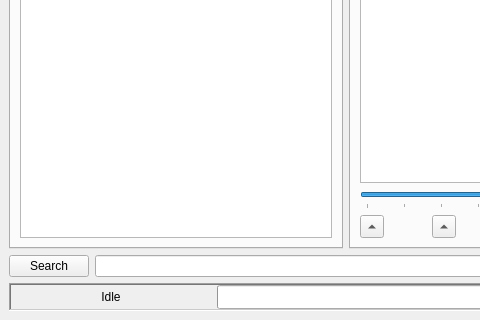
Before: the Qt Designer form ui/editor.ui in asuffield/ef-editor, drawn with Qt 5; both pictures show x 0 to 480 and y 280 to 600 of the 800 by 600 pixel window.
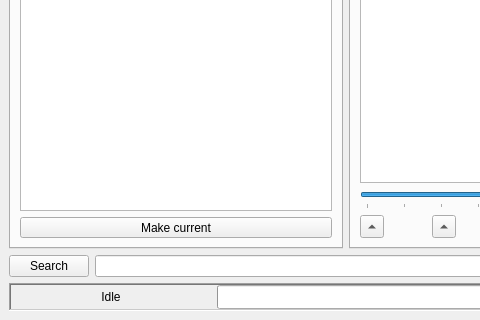
After: the same form once the commit is applied. The open tabs and pages were chosen to show the change.

Commit message: Hook up the last filters, and image history

Patch:
```diff
--- a/ui/editor.ui
+++ b/ui/editor.ui
@@ -448,7 +448,7 @@
          <attribute name="title">
           <string>History</string>
          </attribute>
-         <layout class="QHBoxLayout" name="horizontalLayout_11">
+         <layout class="QVBoxLayout" name="verticalLayout_9">
           <item>
            <widget class="QListView" name="history_list">
             <property name="movement">
@@ -461,13 +461,38 @@
              <bool>false</bool>
             </property>
             <property name="viewMode">
-             <enum>QListView::IconMode</enum>
+             <enum>QListView::ListMode</enum>
             </property>
             <property name="wordWrap">
              <bool>true</bool>
             </property>
            </widget>
           </item>
+          <item>
+           <widget class="QToolButton" name="history_make_current">
+            <property name="sizePolicy">
+             <sizepolicy hsizetype="Expanding" vsizetype="Fixed">
+              <horstretch>0</horstretch>
+              <verstretch>0</verstretch>
+             </sizepolicy>
+            </property>
+            <property name="minimumSize">
+             <size>
+              <width>0</width>
+              <height>0</height>
+             </size>
+            </property>
+            <property name="text">
+             <string>Make current</string>
+            </property>
+            <property name="toolButtonStyle">
+             <enum>Qt::ToolButtonTextUnderIcon</enum>
+            </property>
+            <property name="arrowType">
+             <enum>Qt::NoArrow</enum>
+            </property>
+           </widget>
+          </item>
          </layout>
         </widget>
        </widget>
```
Left out of the diff: 8 changed lines with no effect on the pictures. The commit also changes 6 other files.
